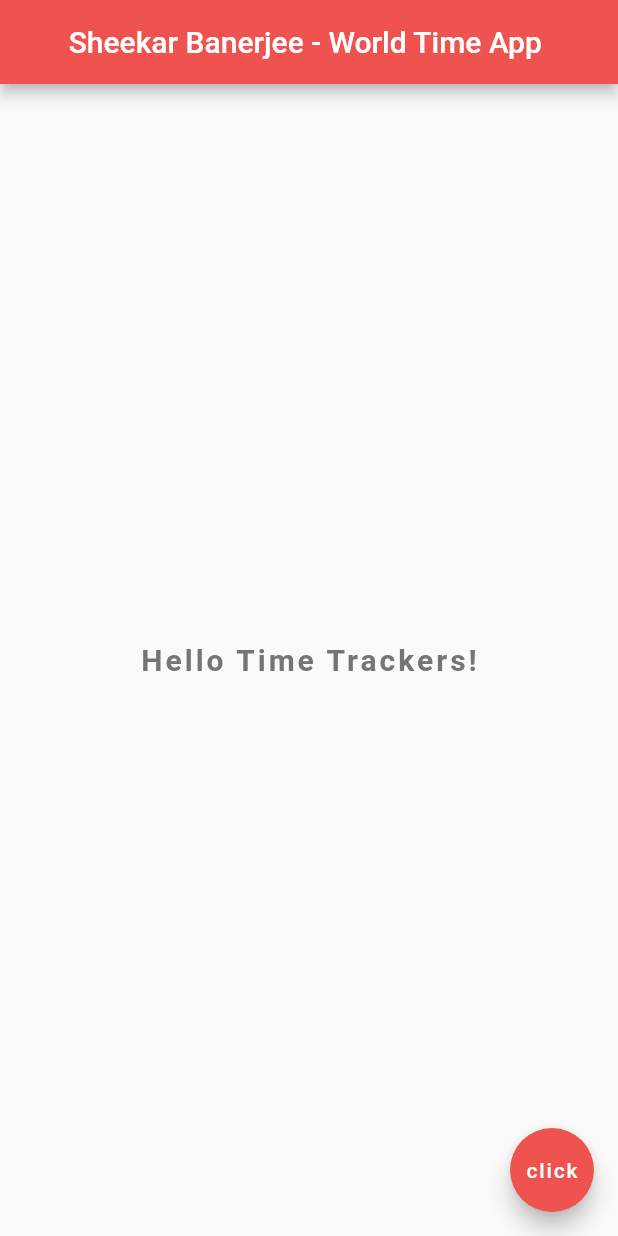
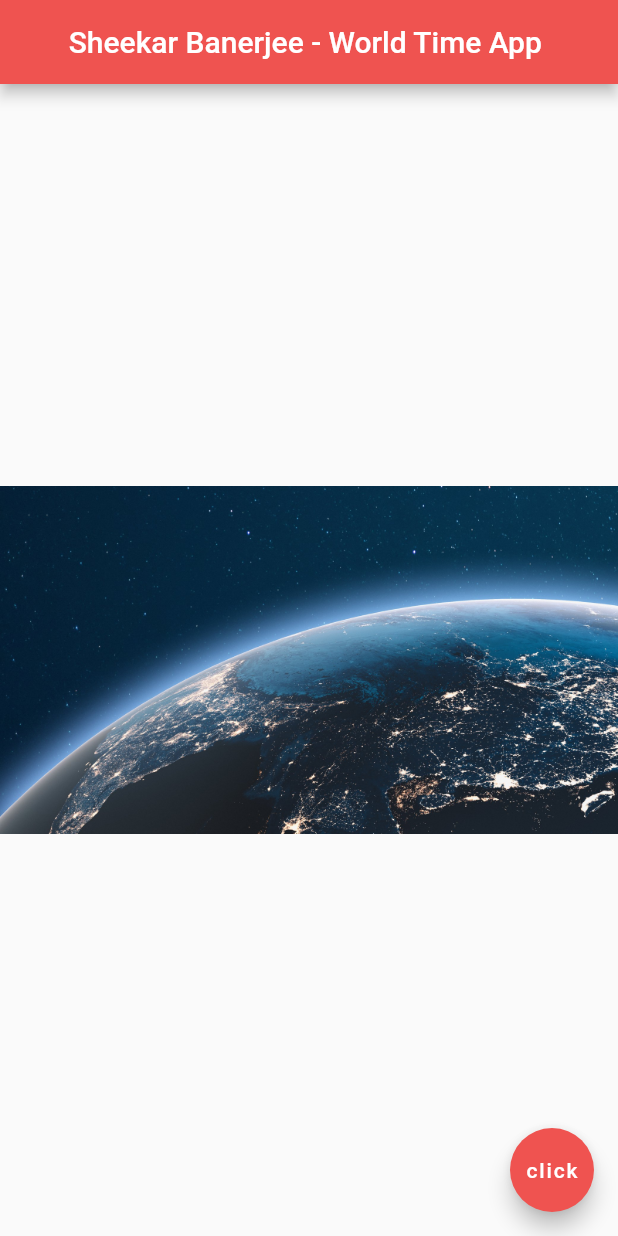
Before and after one commit to ac005sheekar/Flutter-Basic-UI-App, a Flutter app: the screen it shows after launch, on a phone screen of 412 x 824 dp. Run offline on Flutter 3.47's test engine with Material 2 defaults, Android fonts, the phone set to English and light mode, and no system bars.

Commit message:
image-asset

```diff
--- a/lib/main.dart
+++ b/lib/main.dart
@@ -17,15 +17,9 @@ class Home extends StatelessWidget {
         backgroundColor: Colors.red[400],
       ),
       body: Center(
-        child: Text(
-          'Hello Time Trackers!',
-          style: TextStyle(
-            fontSize: 20.0,
-            fontWeight: FontWeight.bold,
-            letterSpacing: 2.0,
-            color: Colors.grey[600],
-
-          ),
+        child: Image(
+          //image: NetworkImage('https://scontent.fdac5-1.fna.fbcdn.net/v/t1.6435-9/80961493_2549696901979275_3127017151068635136_n.jpg?_nc_cat=106&ccb=1-7&_nc_sid=174925&_nc_eui2=AeGlqoBdBAMSWEEeZuJEg27zYWZN5QtgagdhZk3lC2BqB98TksMVoV_TWhJ6T_DK6rKrWJIalyPjEe3huVvearFc&_nc_ohc=OLETczJH1aYAX8qDZAF&_nc_ht=scontent.fdac5-1.fna&oh=00_AT8i_IAh6573e_gJflO1KAE1eRsi1zRmMgULrukOLwCD8Q&oe=62E5638E'),
+          image: AssetImage('assets/space1.png'),
         ),
       ),
       floatingActionButton: FloatingActionButton(
--- a/pubspec.yaml
+++ b/pubspec.yaml
@@ -58,9 +58,9 @@ flutter:
   uses-material-design: true
 
   # To add assets to your application, add an assets section, like this:
-  # assets:
-  #   - images/a_dot_burr.jpeg
-  #   - images/a_dot_ham.jpeg
+  assets:
+     - assets/space1.png
+
 
   # An image asset can refer to one or more resolution-specific "variants", see
   # https://flutter.dev/assets-and-images/#resolution-aware
```
Also changed, not shown: assets/space1.png (added), assets/space2.jpg (added), assets/space3.jpg (added).
